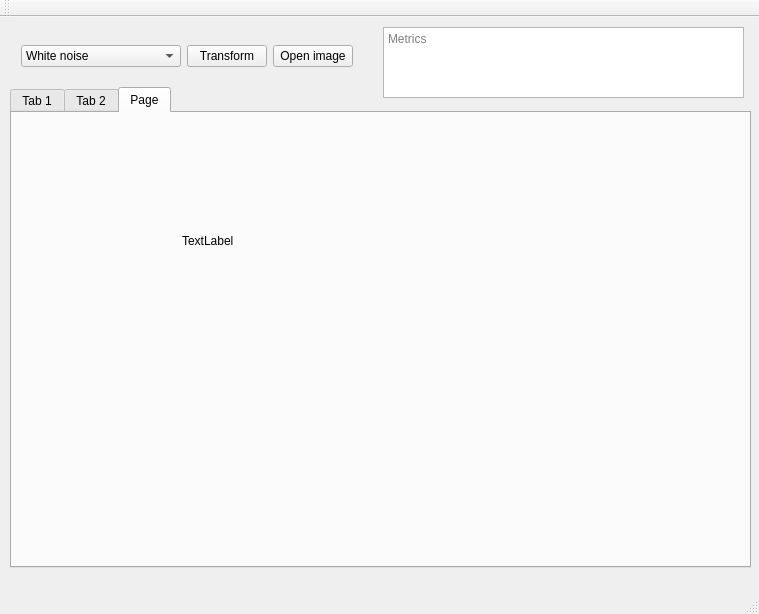
Old version of the form Dithering/MainWindow.ui in the repository akapust1n/Dithering.
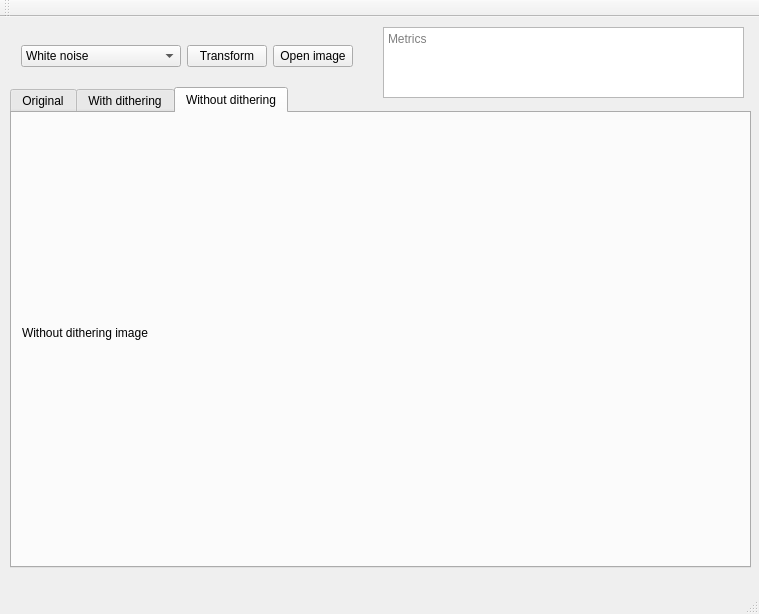
New version of the form. The open tabs and pages were chosen to show the change.

```diff
--- a/Dithering/MainWindow.ui
+++ b/Dithering/MainWindow.ui
@@ -28,7 +28,7 @@
     </property>
     <widget class="QWidget" name="tab">
      <attribute name="title">
-      <string>Tab 1</string>
+      <string>Original</string>
      </attribute>
      <widget class="QLabel" name="start_image">
       <property name="geometry">
@@ -46,7 +46,7 @@
     </widget>
     <widget class="QWidget" name="tab_2">
      <attribute name="title">
-      <string>Tab 2</string>
+      <string>With dithering</string>
      </attribute>
      <widget class="QLabel" name="wo_dith">
       <property name="geometry">
@@ -64,19 +64,19 @@
     </widget>
     <widget class="QWidget" name="tab_3">
      <attribute name="title">
-      <string>Page</string>
+      <string>Without dithering</string>
      </attribute>
      <widget class="QLabel" name="label">
       <property name="geometry">
        <rect>
-        <x>170</x>
-        <y>120</y>
-        <width>64</width>
-        <height>15</height>
+        <x>10</x>
+        <y>10</y>
+        <width>741</width>
+        <height>420</height>
        </rect>
       </property>
       <property name="text">
-       <string>TextLabel</string>
+       <string>Without dithering image</string>
       </property>
      </widget>
     </widget>
```
Left out of the diff: 4 changed lines with no effect on the pictures.
